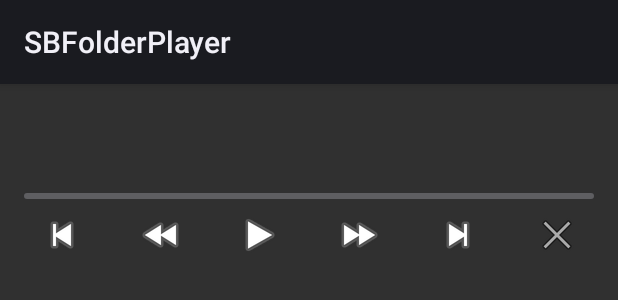
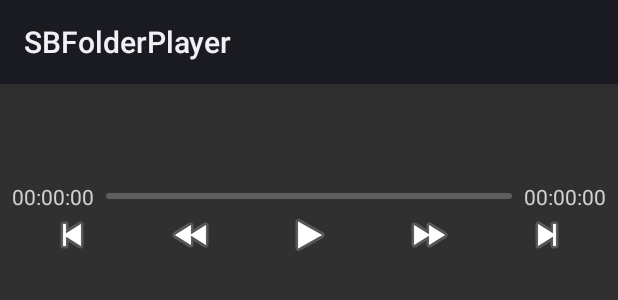
Before and after one commit to garbarick/SBFolderPlayer, an Android app: the layout notification_big_player.xml on its own in the app's theme, with its tools: preview values and no code run, on a phone screen of 412 x 824 dp. Shown: the top 300 px of the screen. Run offline under Robolectric (Android 15) with nearby library versions, the phone set to English and light mode, and no system bars.

Commit message:
remove 'close' button from notification

```diff
--- a/app/src/main/java/ru/net/serbis/folder/player/notification/BaseNotification.java
+++ b/app/src/main/java/ru/net/serbis/folder/player/notification/BaseNotification.java
@@ -5,6 +5,7 @@ import android.content.*;
 import android.os.*;
 import java.util.*;
 import ru.net.serbis.folder.player.*;
+import ru.net.serbis.folder.player.activity.*;
 import ru.net.serbis.folder.player.util.*;
 
 public class BaseNotification extends Notification.Builder
@@ -38,6 +39,7 @@ public class BaseNotification extends Notification.Builder
         setSmallIcon(R.drawable.app);
         setOngoing(true);
         setAutoCancel(true);
+        setContentIntent(PendingIntent.getActivity(context, 0, new Intent(context, Main.class), PendingIntent.FLAG_UPDATE_CURRENT));
         manager = SysTool.get().getService(Context.NOTIFICATION_SERVICE);
         initChannel();
     }
--- a/app/src/main/java/ru/net/serbis/folder/player/notification/PlayerNotification.java
+++ b/app/src/main/java/ru/net/serbis/folder/player/notification/PlayerNotification.java
@@ -60,8 +60,6 @@ public class PlayerNotification extends BaseNotification implements Player.Playe
         setAction(bigViews, R.id.play_pause, PlayerActions.PLAY_PAUSE);
         setAction(bigViews, R.id.skip_right, PlayerActions.SKIP_RIGHT);
         setAction(bigViews, R.id.next, PlayerActions.NEXT);
-        setAction(views, R.id.close, PlayerActions.CLOSE);
-        setAction(bigViews, R.id.close, PlayerActions.CLOSE);
 
         if (old)
         {
--- a/app/src/main/java/ru/net/serbis/folder/player/receiver/PlayerReceiver.java
+++ b/app/src/main/java/ru/net/serbis/folder/player/receiver/PlayerReceiver.java
@@ -33,9 +33,6 @@ public class PlayerReceiver extends BroadcastReceiver implements TaskCallback<Bo
                 break;
             case PlayerActions.SKIP_RIGHT:
                 tools.sendAction(PlayerActions.ACTION_SKIP_RIGHT, this);
-                break;
-            case PlayerActions.CLOSE:
-                tools.sendAction(PlayerActions.ACTION_CLOSE, this);
                 break;
             case PlayerActions.INIT:
                 tools.sendAction(PlayerActions.ACTION_INIT, this);
--- a/app/src/main/java/ru/net/serbis/folder/player/service/PlayerActions.java
+++ b/app/src/main/java/ru/net/serbis/folder/player/service/PlayerActions.java
@@ -10,7 +10,6 @@ public interface PlayerActions
     String PLAY_PAUSE = "PLAY_PAUSE";
     String SKIP_RIGHT = "SKIP_RIGHT";
     String NEXT = "NEXT";
-    String CLOSE = "CLOSE";
     String NOTIFY = "NOTIFY";
 
     int ACTION_PLAY_PAUSE = 100;
@@ -18,7 +17,7 @@ public interface PlayerActions
     int ACTION_NEXT = 102;
     int ACTION_SKIP_LEFT = 103;
     int ACTION_SKIP_RIGHT = 104;
-    int ACTION_CLOSE = 105;
+
     int ACTION_INIT = 106;
     int ACTION_NOTIFY = 107;
     int PLAYER_ERROR = 400;
--- a/app/src/main/java/ru/net/serbis/folder/player/service/PlayerService.java
+++ b/app/src/main/java/ru/net/serbis/folder/player/service/PlayerService.java
@@ -33,9 +33,6 @@ public class PlayerService extends Service
                         break;
                     case PlayerActions.ACTION_SKIP_RIGHT:
                         Player.get().skipRight();
-                        break;
-                    case PlayerActions.ACTION_CLOSE:
-                        playerNotification.cancel();
                         break;
                     case PlayerActions.ACTION_INIT:
                         cancelNotifications();
--- a/app/src/main/res/layout/notification_big_player.xml
+++ b/app/src/main/res/layout/notification_big_player.xml
@@ -45,7 +45,6 @@
 				android:gravity="center"
 				android:id="@+id/num"
 				android:textSize="16sp"
-				android:padding="4dp"
 				android:textColor="@color/gray"/>
 
 			<TextView
@@ -69,14 +68,18 @@
 				android:layout_height="wrap_content"
 				android:id="@+id/name"
 				android:textSize="16sp"
-				android:textColor="@color/gray"/>
+				android:textColor="@color/gray"
+				android:textAlignment="gravity"
+				android:gravity="right"/>
 
 			<TextView
 				android:layout_width="match_parent"
 				android:layout_height="wrap_content"
 				android:id="@+id/path"
 				android:textSize="8sp"
-				android:textColor="@color/gray"/>
+				android:textColor="@color/gray"
+				android:textAlignment="gravity"
+				android:gravity="right"/>
 
 		</LinearLayout>
 
@@ -92,7 +95,8 @@
 			android:layout_height="match_parent"
 			android:id="@+id/track_seek"
 			android:gravity="center"
-			android:textColor="@color/gray"/>
+			android:textColor="@color/gray"
+			android:text="00:00:00"/>
 
 		<ProgressBar
 			android:layout_width="match_parent"
@@ -108,7 +112,8 @@
 			android:layout_height="match_parent"
 			android:id="@+id/track_lenght"
 			android:gravity="center"
-			android:textColor="@color/gray"/>
+			android:textColor="@color/gray"
+			android:text="00:00:00"/>
 
 	</LinearLayout>
 
@@ -158,14 +163,6 @@
 			android:layout_weight="1"
 			android:background="@color/dark_gray"/>
 
-		<ImageButton
-			android:src="@android:drawable/ic_menu_close_clear_cancel"
-			android:layout_width="match_parent"
-			android:layout_height="match_parent"
-			android:id="@+id/close"
-			android:layout_weight="1"
-			android:background="@color/dark_gray"/>
-
 	</LinearLayout>
 
 </LinearLayout>
```
Also changed, not shown: app/src/main/res/layout/notification_player.xml (+3 -10 lines), 1 other file.
